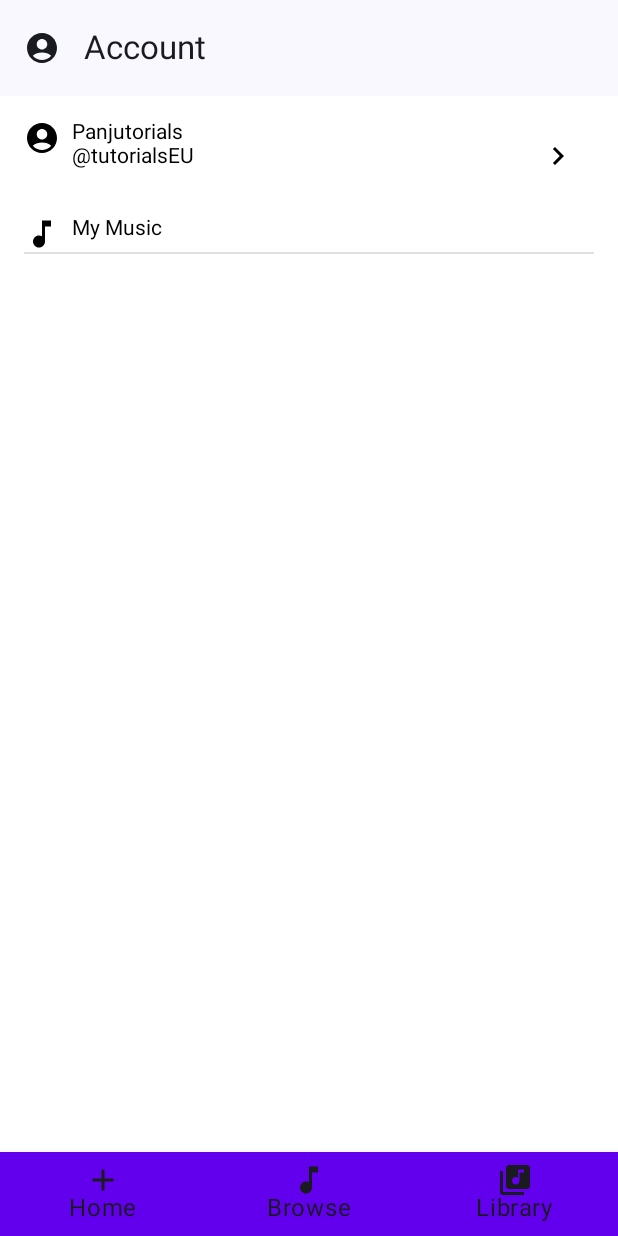
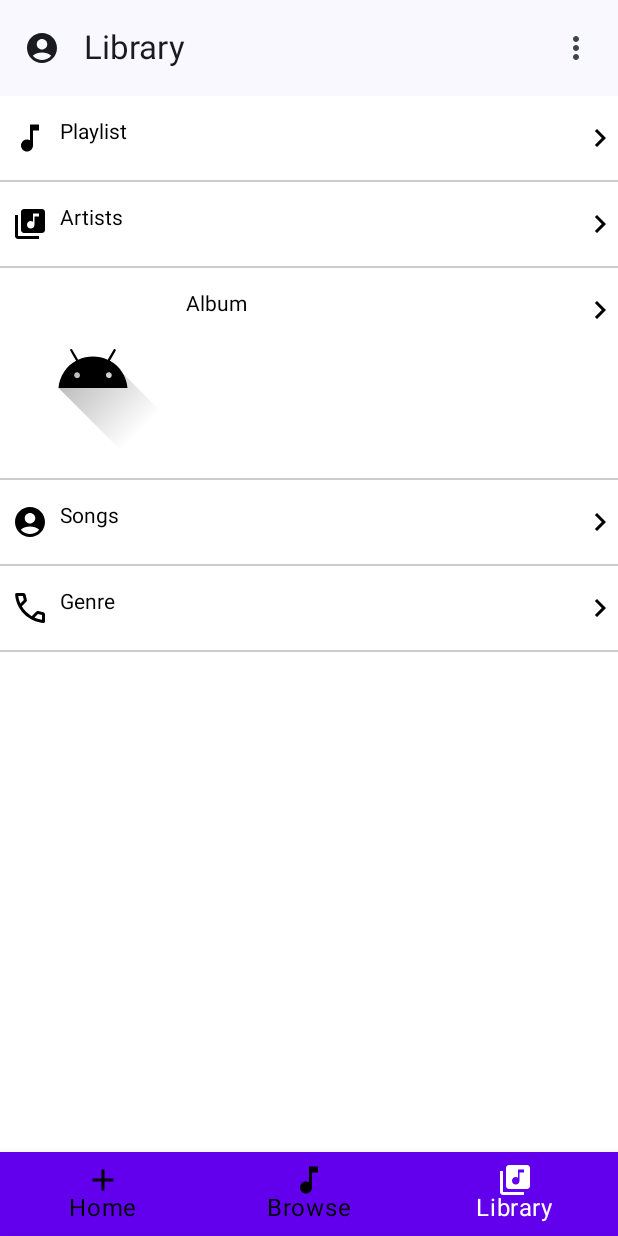
Before and after one commit to Gatrix1205/MusicAppBasicUIAndroid, an Android app built with Jetpack Compose: the screen it shows after launch (MainActivity), item 3 of the bottom bar chosen, on a phone screen of 412 x 824 dp. Run offline under Robolectric (Android 15) with nearby library versions, the phone set to English and light mode, and no system bars.

Commit message:
Music App bottom sheet

```diff
--- /dev/null
+++ b/app/src/main/java/com/example/musicappbasic/BrowseScreen.kt
@@ -0,0 +1,17 @@
+import BrowserItem
+import androidx.compose.foundation.lazy.grid.GridCells
+import androidx.compose.foundation.lazy.grid.LazyVerticalGrid
+import androidx.compose.foundation.lazy.grid.items
+import androidx.compose.runtime.Composable
+import com.example.musicappbasic.R
+
+
+@Composable
+fun Browse(){
+    val categories = listOf("Hits", "Happy", "Workout", "Running", "TGIF", "Yoga")
+    LazyVerticalGrid(GridCells.Fixed(2)) {
+        items(categories) { cat ->
+            BrowserItem(cat = cat, drawable = R.drawable.ic_add)
+        }
+    }
+}
--- /dev/null
+++ b/app/src/main/java/com/example/musicappbasic/Dummy.kt
@@ -0,0 +1,13 @@
+package com.example.musicappbasic
+
+import androidx.annotation.DrawableRes
+
+data class Lib(@DrawableRes val icon: Int, val name:String)
+
+val libraries = listOf(
+    Lib(R.drawable.ic_music, "Playlist"),
+    Lib(R.drawable.ic_subscription,"Artists"),
+    Lib(R.drawable.ic_launcher_foreground,"Album"), Lib(
+        R.drawable.ic_account,"Songs"
+    ),Lib(androidx.core.R.drawable.ic_call_answer_low,"Genre")
+)
--- /dev/null
+++ b/app/src/main/java/com/example/musicappbasic/HomeView.kt
@@ -0,0 +1,56 @@
+
+
+import androidx.compose.foundation.BorderStroke
+import androidx.compose.foundation.ExperimentalFoundationApi
+import androidx.compose.foundation.Image
+import androidx.compose.foundation.layout.Arrangement
+import androidx.compose.foundation.layout.Column
+import androidx.compose.foundation.layout.padding
+import androidx.compose.foundation.layout.size
+import androidx.compose.foundation.lazy.LazyColumn
+import androidx.compose.foundation.lazy.LazyRow
+import androidx.compose.foundation.lazy.items
+import androidx.compose.material.Card
+import androidx.compose.material.Text
+import androidx.compose.runtime.Composable
+import androidx.compose.ui.Alignment
+import androidx.compose.ui.Modifier
+import androidx.compose.ui.graphics.Color
+import androidx.compose.ui.res.painterResource
+import androidx.compose.ui.unit.dp
+import com.example.musicappbasic.R
+
+
+@OptIn(ExperimentalFoundationApi::class)
+@Composable
+fun Home(){
+    val categories = listOf("Hits", "Happy", "Workout", "Running", "TGIF", "Yoga")
+    val grouped = listOf<String>("New Release","Favorites","Top  Rated").groupBy { it[0] }
+    LazyColumn{
+        grouped.forEach{
+            stickyHeader {
+                Text(text = it.value[0], modifier = Modifier.padding(16.dp))
+                LazyRow{
+                    items(categories){
+                            cat->
+                        BrowserItem(cat= cat, drawable = R.drawable.ic_subscription)
+                    }
+                }
+            }
+        }
+    }
+}
+@Composable
+fun BrowserItem(cat: String, drawable:Int){
+    Card(modifier = Modifier
+        .padding(16.dp)
+        .size(200.dp),
+        border = BorderStroke(3.dp, color = Color.DarkGray)){
+        Column(verticalArrangement = Arrangement.Center,
+            horizontalAlignment = Alignment.CenterHorizontally
+        ){
+            Text(text = cat)
+            Image(painter = painterResource(id = drawable), contentDescription = cat)
+        }
+    }
+}
--- /dev/null
+++ b/app/src/main/java/com/example/musicappbasic/LibraryScreen.kt
@@ -0,0 +1,51 @@
+package com.example.musicappbasic
+
+
+
+import androidx.compose.foundation.layout.Arrangement
+import androidx.compose.foundation.layout.Column
+import androidx.compose.foundation.layout.Row
+import androidx.compose.foundation.layout.fillMaxWidth
+import androidx.compose.foundation.layout.padding
+import androidx.compose.foundation.lazy.LazyColumn
+import androidx.compose.foundation.lazy.items
+import androidx.compose.material.Divider
+import androidx.compose.material.Icon
+import androidx.compose.material.Text
+import androidx.compose.material.icons.Icons
+import androidx.compose.material.icons.filled.KeyboardArrowRight
+import androidx.compose.runtime.Composable
+import androidx.compose.ui.Modifier
+import androidx.compose.ui.graphics.Color
+import androidx.compose.ui.res.painterResource
+import androidx.compose.ui.unit.dp
+
+
+@Composable
+fun Library(){
+    LazyColumn(){
+        items(libraries){
+                lib ->
+            LibItem(lib = lib)
+        }
+    }
+}
+
+@Composable
+fun LibItem(lib: Lib){
+    Column {
+        Row(modifier = Modifier
+            .fillMaxWidth()
+            .padding(vertical = 16.dp),
+            horizontalArrangement = Arrangement.SpaceBetween) {
+            Row {
+                Icon(painter = painterResource(id = lib.icon), modifier =
+                Modifier.padding(horizontal = 8.dp), contentDescription = lib.name)
+                Text(text = lib.name)
+            }
+            Icon(imageVector = Icons.Default.KeyboardArrowRight, contentDescription = "Arrow Right")
+
+        }
+        Divider(color = Color.LightGray)
+    }
+}
--- a/app/src/main/java/com/example/musicappbasic/MainActivity.kt
+++ b/app/src/main/java/com/example/musicappbasic/MainActivity.kt
@@ -8,6 +8,7 @@ import androidx.compose.material3.MaterialTheme
 import androidx.compose.material3.Surface
 import androidx.compose.ui.Modifier
 import com.example.musicappbasic.ui.theme.MusicAppBasicTheme
+import eu.tutorials.musicappui.ui.MainView
 
 class MainActivity : ComponentActivity() {
     override fun onCreate(savedInstanceState: Bundle?) {
--- a/app/src/main/java/com/example/musicappbasic/MainView.kt
+++ b/app/src/main/java/com/example/musicappbasic/MainView.kt
@@ -1,26 +1,39 @@
-package com.example.musicappbasic
+package eu.tutorials.musicappui.ui
 
-import android.annotation.SuppressLint
+import Browse
+import Home
+import android.util.Log
 import androidx.compose.foundation.background
 import androidx.compose.foundation.clickable
+import androidx.compose.foundation.layout.Arrangement
+import androidx.compose.foundation.layout.Box
+import androidx.compose.foundation.layout.Column
 import androidx.compose.foundation.layout.PaddingValues
 import androidx.compose.foundation.layout.Row
+import androidx.compose.foundation.layout.fillMaxSize
 import androidx.compose.foundation.layout.fillMaxWidth
+import androidx.compose.foundation.layout.height
 import androidx.compose.foundation.layout.padding
 import androidx.compose.foundation.layout.wrapContentSize
 import androidx.compose.foundation.lazy.LazyColumn
 import androidx.compose.foundation.lazy.items
+import androidx.compose.foundation.shape.RoundedCornerShape
 import androidx.compose.material.BottomNavigation
 import androidx.compose.material.BottomNavigationItem
-import androidx.compose.material.IconButton
+import androidx.compose.material.ExperimentalMaterialApi
+import androidx.compose.material.MaterialTheme
+import androidx.compose.material.ModalBottomSheetLayout
+import androidx.compose.material.ModalBottomSheetValue
 import androidx.compose.material.ScaffoldState
 import androidx.compose.material.icons.Icons
 import androidx.compose.material.icons.filled.AccountCircle
 import androidx.compose.material.rememberScaffoldState
 import androidx.compose.material3.ExperimentalMaterial3Api
 import androidx.compose.material3.Icon
-import androidx.compose.material3.MaterialTheme
+import androidx.compose.material3.IconButton
 import androidx.compose.material.Scaffold
+import androidx.compose.material.icons.filled.MoreVert
+import androidx.compose.material.primarySurface
 import androidx.compose.material3.Text
 import androidx.compose.material3.TopAppBar
 import androidx.compose.runtime.Composable
@@ -31,8 +44,8 @@ import androidx.compose.runtime.rememberCoroutineScope
 import androidx.compose.ui.Modifier
 import androidx.compose.ui.graphics.Color
 import androidx.compose.ui.res.painterResource
-import androidx.compose.ui.tooling.preview.Preview
 import androidx.compose.ui.unit.dp
+import androidx.compose.ui.unit.sp
 import androidx.lifecycle.viewmodel.compose.viewModel
 import androidx.navigation.NavController
 import androidx.navigation.NavHostController
@@ -40,77 +53,121 @@ import androidx.navigation.compose.NavHost
 import androidx.navigation.compose.composable
 import androidx.navigation.compose.currentBackStackEntryAsState
 import androidx.navigation.compose.rememberNavController
+import com.example.musicappbasic.AccountDialog
+import com.example.musicappbasic.AccountView
+import com.example.musicappbasic.Library
+import com.example.musicappbasic.MainActivityViewModel
+import com.example.musicappbasic.R
+import com.example.musicappbasic.Screen
+import com.example.musicappbasic.Subscription
+import com.example.musicappbasic.bottomBarList
+import com.example.musicappbasic.screensList
 import kotlinx.coroutines.CoroutineScope
 import kotlinx.coroutines.launch
 
-
-
-@SuppressLint("UnusedMaterial3ScaffoldPaddingParameter", "UnusedMaterialScaffoldPaddingParameter")
-@OptIn(ExperimentalMaterial3Api::class)
+@OptIn(ExperimentalMaterial3Api::class, ExperimentalMaterialApi::class)
 @Composable
 fun MainView(){
-    val scaffoldState : ScaffoldState = rememberScaffoldState()
+
+    val scaffoldState: ScaffoldState = rememberScaffoldState()
     val scope: CoroutineScope = rememberCoroutineScope()
     val viewModel: MainActivityViewModel = viewModel()
+    val isSheetFullScreen by remember{ mutableStateOf(false) }
 
-    val controller : NavController = rememberNavController()
+    val modifier = if(isSheetFullScreen) Modifier.fillMaxSize() else Modifier.fillMaxWidth()
+    // Allow us to find out on which "View" we current are
+    val controller: NavController = rememberNavController()
     val navBackStackEntry by controller.currentBackStackEntryAsState()
     val currentRoute = navBackStackEntry?.destination?.route
-
     val dialogOpen = remember{
         mutableStateOf(false)
     }
+
     val currentScreen = remember{
         viewModel.currentScreen.value
     }
-    val title  = remember{
+
+    val title = remember{
         mutableStateOf(currentScreen.title)
-
     }
 
-    val bottomBar : @Composable () -> Unit = {
-        if(currentScreen is Screen.DrawerScreen ||
-            currentScreen == Screen.BottomScreen.Home){
-            BottomNavigation(Modifier.wrapContentSize()){
-                bottomBarList.forEach {
+    val modalSheetState = androidx.compose.material.rememberModalBottomSheetState(
+        initialValue = ModalBottomSheetValue.Hidden,
+        confirmValueChange = { it != ModalBottomSheetValue.HalfExpanded}
+    )
+
+    val roundedCornerRadius = if(isSheetFullScreen) 0.dp else 12.dp
+
+    val bottomBar:  @Composable () -> Unit = {
+        if(currentScreen is Screen.DrawerScreen || currentScreen == Screen.BottomScreen.Home){
+            BottomNavigation(Modifier.wrapContentSize()) {
+                bottomBarList.forEach{
                         item ->
-                    BottomNavigationItem(
-                        selected = currentRoute == item.bRoute,
-                        onClick = {
-                            controller.navigate(
-                                item.bRoute
+                    val isSelected = currentRoute == item.bRoute
+                    Log.d("Navigation", "Item: ${item.bTitle}, Current Route: $currentRoute, Is Selected: $isSelected")
+                    val tint = if(isSelected)Color.White else Color.Black
+                    BottomNavigationItem(selected = currentRoute == item.bRoute,
+                        onClick = { controller.navigate(item.bRoute)
+                            title.value = item.bTitle
+                        }, icon = {
+
+                            Icon(tint= tint,
+                                contentDescription = item.bTitle, painter= painterResource(id = item.icon))
+                        },
+                        label = { Text(text = item.bTitle, color = tint )}
+                        , selectedContentColor = Color.White,
+                        unselectedContentColor = Color.Black
+
                     )
-                        },
-                        icon = {
-                            Icon(
-                                contentDescription = item.bTitle,
-                                painter = painterResource(id = item.icon)
-                            )
-                        },
-                        label ={
-                            Text(
-                                text = item.bTitle
-                            )
-                        },
-                        selectedContentColor = Color.White,
-                        unselectedContentColor = Color.Black)
                 }
             }
         }
     }
+
+    ModalBottomSheetLayout(
+        sheetState = modalSheetState,
+        sheetShape = RoundedCornerShape(topStart = roundedCornerRadius, topEnd = roundedCornerRadius),
+        sheetContent = {
+            MoreBottomSheet(modifier = modifier)
+        }) {
         Scaffold(
             bottomBar = bottomBar,
-        scaffoldState = scaffoldState,
+            topBar = {
+                TopAppBar(title = { Text(title.value) },
+                    actions = {
+                        IconButton(
+                            onClick = {
+                                scope.launch {
+                                    if(modalSheetState.isVisible)
+                                        modalSheetState.hide()
+                                    else
+                                        modalSheetState.show()
+                                }
+                            }
+                        ) {
+                            Icon(imageVector = Icons.Default.MoreVert, contentDescription = null)
+                        }
+                    },
+                    navigationIcon = { IconButton(onClick = {
+                        // Open the drawer
+                        scope.launch {
+                            scaffoldState.drawerState.open()
+                        }
+                    }) {
+                        Icon(imageVector = Icons.Default.AccountCircle, contentDescription = "Menu" )
+                    }}
+                )
+            },scaffoldState = scaffoldState,
             drawerContent = {
                 LazyColumn(Modifier.padding(16.dp)){
                     items(screensList){
                             item ->
-                    Drawer(selected = currentRoute == item.dRoute, item = item) {
+                        DrawerItem(selected = currentRoute == item.dRoute, item = item) {
                             scope.launch {
                                 scaffoldState.drawerState.close()
                             }
                             if(item.dRoute == "add_account"){
-                          dialogOpen.value = true
+                                dialogOpen.value= true
                             }else{
                                 controller.navigate(item.dRoute)
                                 title.value = item.dTitle
@@ -118,49 +175,37 @@ fun MainView(){
                         }
                     }
                 }
-        },
-        topBar = {
-            TopAppBar(
-                title = {
-                Text(title.value) },
-                navigationIcon = {
-                IconButton(onClick = {
-                    scope.launch {
-                        scaffoldState.drawerState.open()
-                    }
-                }) {
-                        Icon(imageVector = Icons.Default.AccountCircle,
-                            contentDescription = "menu")
             }
 
-            },)
-        },
         ) {
             Navigation(navController = controller, viewModel = viewModel, pd = it)
+
             AccountDialog(dialogOpen = dialogOpen)
+
         }
     }
 
 
+
+
+
+}
+
 @Composable
-fun Drawer(
+fun DrawerItem(
     selected: Boolean,
-    item : Screen.DrawerScreen,
+    item: Screen.DrawerScreen,
     onDrawerItemClicked : () -> Unit
 ){
-    val backGround = if(selected) Color.DarkGray else Color.White
+    val background = if (selected) Color.DarkGray else Color.White
     Row(
-        modifier = Modifier
+        Modifier
             .fillMaxWidth()
-            .padding(
-                horizontal = 8.dp,
-                vertical = 16.dp
-            )
-            .background(backGround)
+            .padding(horizontal = 8.dp, vertical = 16.dp)
+            .background(background)
             .clickable {
                 onDrawerItemClicked()
-            }
-    ){
+            }) {
         Icon(
             painter = painterResource(id = item.icon),
             contentDescription = item.dTitle,
@@ -168,22 +213,70 @@ fun Drawer(
         )
         Text(
             text = item.dTitle,
-            style = MaterialTheme.typography.headlineLarge
+            style = MaterialTheme.typography.h5,
         )
     }
 }
 
-@Preview(showBackground = true)
 @Composable
-fun MainViewPreview(){
-    MainView()
+fun MoreBottomSheet(modifier: Modifier){
+    Box(
+        Modifier
+            .fillMaxWidth()
+            .height(300.dp)
+            .background(
+                MaterialTheme.colors.primarySurface
+            )
+    ){
+        Column(modifier = modifier.padding(16.dp), verticalArrangement = Arrangement.SpaceBetween){
+            Row(modifier = modifier.padding(16.dp)){
+                Icon(modifier = Modifier.padding(end = 8.dp),
+                    painter =  painterResource(id = R.drawable.ic_account),
+                    contentDescription = "Settings")
+                Text(text = "Settings", fontSize = 20.sp, color = Color.White)
+            }
+            Row(modifier = modifier.padding(16.dp)) {
+                androidx.compose.material.Icon(
+                    modifier = Modifier.padding(end = 8.dp),
+                    painter = painterResource(id = R.drawable.ic_account),
+                    contentDescription = "Share"
+                )
+
+                androidx.compose.material.Text(
+                    text = "Share",
+                    fontSize = 20.sp,
+                    color = Color.White
+                )
+            }
+            Row(modifier = modifier.padding(16.dp)) {
+                androidx.compose.material.Icon(
+                    modifier = Modifier.padding(end = 8.dp),
+                    painter = painterResource(id = R.drawable.ic_account),
+                    contentDescription = "Help"
+                )
+                androidx.compose.material.Text(text = "Help", fontSize = 20.sp, color = Color.White)
+            }
+        }
+    }
 }
 
+
 @Composable
-fun Navigation(navController: NavController, viewModel: MainActivityViewModel, pd: PaddingValues){
+fun Navigation(navController: NavController, viewModel: MainActivityViewModel, pd:PaddingValues){
 
     NavHost(navController = navController as NavHostController,
         startDestination = Screen.DrawerScreen.Account.route, modifier = Modifier.padding(pd) ){
+
+        composable(Screen.BottomScreen.Home.bRoute){
+            Home()
+        }
+        composable(Screen.BottomScreen.Browse.bRoute){
+            Browse()
+        }
+
+        composable(Screen.BottomScreen.Library.bRoute){
+            Library()
+        }
 
         composable(Screen.DrawerScreen.Account.route){
             AccountView()
```
Lines whose indentation alone changed are shown as unchanged.
